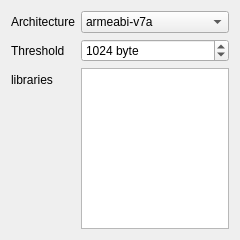
Above: configdialog.ui from Tencent/loli_profiler before the change. Below: the same form after it.
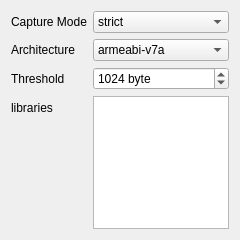
That is the form after the change.

Commit message: #36 add mode selector in qt

Diff of the .ui file:
```diff
--- a/configdialog.ui
+++ b/configdialog.ui
@@ -20,14 +20,14 @@
    <bool>false</bool>
   </property>
   <layout class="QFormLayout" name="formLayout">
-   <item row="0" column="0">
+   <item row="1" column="0">
     <widget class="QLabel" name="label">
      <property name="text">
       <string>Architecture</string>
      </property>
     </widget>
    </item>
-   <item row="0" column="1">
+   <item row="1" column="1">
     <widget class="QComboBox" name="archComboBox">
      <item>
       <property name="text">
@@ -41,14 +41,14 @@
      </item>
     </widget>
    </item>
-   <item row="1" column="0">
+   <item row="2" column="0">
     <widget class="QLabel" name="label_2">
      <property name="text">
       <string>Threshold</string>
      </property>
     </widget>
    </item>
-   <item row="1" column="1">
+   <item row="2" column="1">
     <widget class="QSpinBox" name="thresholdSpinBox">
      <property name="toolTip">
       <string>Malloc stacktrace collect threshold.</string>
@@ -67,16 +67,40 @@
      </property>
     </widget>
    </item>
-   <item row="2" column="0">
+   <item row="3" column="0">
     <widget class="QLabel" name="label_4">
      <property name="text">
       <string>libraries</string>
      </property>
     </widget>
    </item>
-   <item row="2" column="1">
+   <item row="3" column="1">
     <widget class="QListWidget" name="libraryListWidget"/>
    </item>
+   <item row="0" column="0">
+    <widget class="QLabel" name="label_3">
+     <property name="text">
+      <string>Capture Mode</string>
+     </property>
+    </widget>
+   </item>
+   <item row="0" column="1">
+    <widget class="QComboBox" name="modeComboBox">
+     <property name="toolTip">
+      <string>Strict for small project. Loose for large project.</string>
+     </property>
+     <item>
+      <property name="text">
+       <string>strict</string>
+      </property>
+     </item>
+     <item>
+      <property name="text">
+       <string>loose</string>
+      </property>
+     </item>
+    </widget>
+   </item>
   </layout>
  </widget>
  <resources/>
```
The commit also changes 1 other file.
